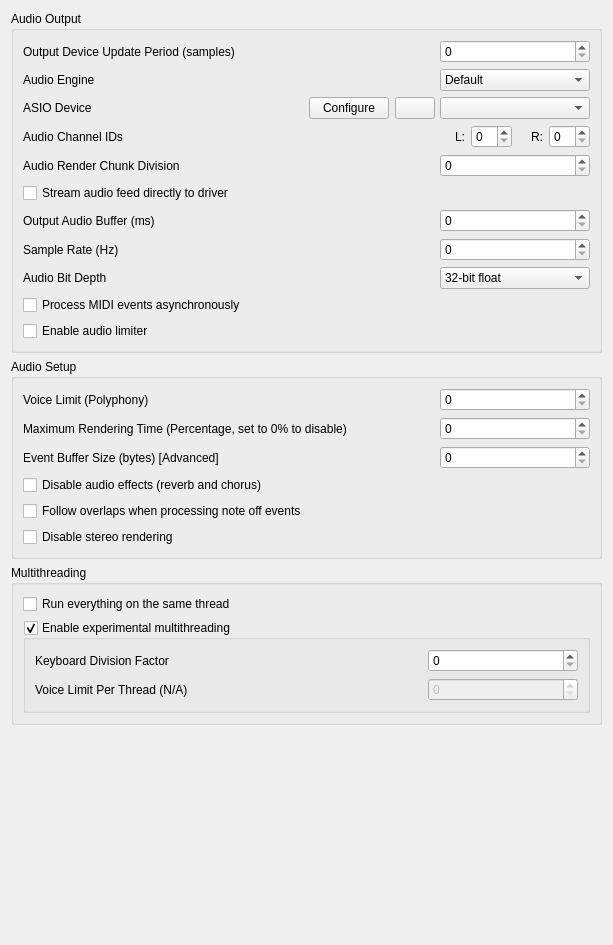
First picture: the form in OmniMIDIConfigurator/src/bassmidisettings.ui, repository KeppySoftware/OmniMIDIv2, before the edit.
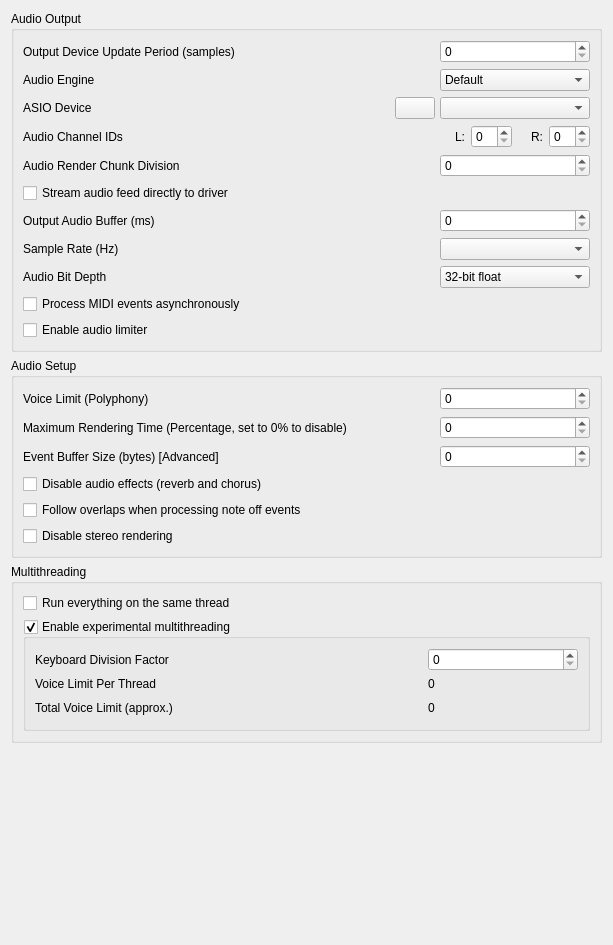
Second picture: the form after the edit. Icons and pictures are not drawn. Custom widgets are drawn as their Qt base class.

```diff
--- a/OmniMIDIConfigurator/src/bassmidisettings.ui
+++ b/OmniMIDIConfigurator/src/bassmidisettings.ui
@@ -284,13 +284,6 @@
                  </property>
                 </widget>
                </item>
-               <item>
-                <widget class="QPushButton" name="asioOpenCfg">
-                 <property name="text">
-                  <string>Configure</string>
-                 </property>
-                </widget>
-               </item>
                <item>
                 <widget class="QPushButton" name="asioReload">
                  <property name="sizePolicy">
@@ -418,25 +411,6 @@
            </property>
           </widget>
          </item>
-         <item row="1" column="1">
-          <widget class="QSpinBox" name="sampleRate">
-           <property name="sizePolicy">
-            <sizepolicy hsizetype="Minimum" vsizetype="Maximum">
-             <horstretch>0</horstretch>
-             <verstretch>0</verstretch>
-            </sizepolicy>
-           </property>
-           <property name="minimumSize">
-            <size>
-             <width>150</width>
-             <height>0</height>
-            </size>
-           </property>
-           <property name="maximum">
-            <number>999999999</number>
-           </property>
-          </widget>
-         </item>
          <item row="3" column="0">
           <widget class="QCheckBox" name="asyncMode">
            <property name="text">
@@ -509,6 +483,9 @@
            </property>
           </widget>
          </item>
+         <item row="1" column="1">
+          <widget class="SampleRateSelector" name="sampleRate"/>
+         </item>
         </layout>
        </widget>
       </item>
@@ -645,36 +622,6 @@
          <bool>true</bool>
         </property>
         <layout class="QGridLayout" name="gridLayout_3">
-         <item row="0" column="1">
-          <widget class="QSpinBox" name="mtKbDivs">
-           <property name="minimumSize">
-            <size>
-             <width>150</width>
-             <height>0</height>
-            </size>
-           </property>
-           <property name="maximum">
-            <number>128</number>
-           </property>
-          </widget>
-         </item>
-         <item row="1" column="0">
-          <widget class="QLabel" name="label_7">
-           <property name="text">
-            <string>Voice Limit Per Thread (N/A)</string>
-           </property>
-          </widget>
-         </item>
-         <item row="1" column="1">
-          <widget class="QSpinBox" name="mtVoiceLimit">
-           <property name="enabled">
-            <bool>false</bool>
-           </property>
-           <property name="maximum">
-            <number>999999999</number>
-           </property>
-          </widget>
-         </item>
          <item row="0" column="0">
           <widget class="QWidget" name="horizontalWidget" native="true">
            <layout class="QHBoxLayout" name="horizontalLayout_5">
@@ -706,7 +653,88 @@
             <item>
              <widget class="QPushButton" name="pushButton_2">
               <property name="toolTip">
-               <string>&lt;html&gt;&lt;head/&gt;&lt;body&gt;&lt;p&gt;When multithreading is enabled, OmniMIDI will create by default&lt;/p&gt;&lt;p&gt;one thread per MIDI channel (16 threads). This factor will devide&lt;/p&gt;&lt;p&gt;the 128 keys of the MIDI keyboard into chunks for each one of&lt;/p&gt;&lt;p&gt;which, a thread will be created. For example when setting to 4,&lt;/p&gt;&lt;p&gt;the amount of threads will be 16 x 4 = 64 threads. For the best&lt;/p&gt;&lt;p&gt;results, this should be a power of 2.&lt;/p&gt;&lt;/body&gt;&lt;/html&gt;</string>
+               <string>&lt;html&gt;&lt;head/&gt;&lt;body&gt;&lt;p&gt;When multithreading is enabled, OmniMIDI will create by default one thread per MIDI channel (16 threads). This factor will devide the 128 keys of the MIDI keyboard into chunks for each one of which, a thread will be created. For example when setting to 4, the amount of threads will be 16 x 4 = 64 threads. For the best results, this should be a power of 2.&lt;/p&gt;&lt;/body&gt;&lt;/html&gt;</string>
+              </property>
+              <property name="text">
+               <string/>
+              </property>
+              <property name="icon">
+               <iconset theme="help-about"/>
+              </property>
+              <property name="flat">
+               <bool>true</bool>
+              </property>
+             </widget>
+            </item>
+           </layout>
+          </widget>
+         </item>
+         <item row="0" column="1">
+          <widget class="QSpinBox" name="mtKbDivs">
+           <property name="minimumSize">
+            <size>
+             <width>150</width>
+             <height>0</height>
+            </size>
+           </property>
+           <property name="maximum">
+            <number>128</number>
+           </property>
+          </widget>
+         </item>
+         <item row="1" column="0">
+          <widget class="QLabel" name="label_7">
+           <property name="text">
+            <string>Voice Limit Per Thread</string>
+           </property>
+          </widget>
+         </item>
+         <item row="1" column="1">
+          <widget class="QLabel" name="mtVLthread">
+           <property name="text">
+            <string>0</string>
+           </property>
+          </widget>
+         </item>
+         <item row="2" column="1">
+          <widget class="QLabel" name="mtVLtotal">
+           <property name="text">
+            <string>0</string>
+           </property>
+          </widget>
+         </item>
+         <item row="2" column="0">
+          <widget class="QWidget" name="horizontalWidget" native="true">
+           <layout class="QHBoxLayout" name="horizontalLayout_6">
+            <property name="leftMargin">
+             <number>0</number>
+            </property>
+            <property name="topMargin">
+             <number>0</number>
+            </property>
+            <property name="rightMargin">
+             <number>0</number>
+            </property>
+            <property name="bottomMargin">
+             <number>0</number>
+            </property>
+            <item>
+             <widget class="QLabel" name="label_9">
+              <property name="sizePolicy">
+               <sizepolicy hsizetype="MinimumExpanding" vsizetype="Preferred">
+                <horstretch>0</horstretch>
+                <verstretch>0</verstretch>
+               </sizepolicy>
+              </property>
+              <property name="text">
+               <string>Total Voice Limit (approx.)</string>
+              </property>
+             </widget>
+            </item>
+            <item>
+             <widget class="QPushButton" name="pushButton_3">
+              <property name="toolTip">
+               <string>&lt;html&gt;&lt;head/&gt;&lt;body&gt;&lt;p&gt;To change the voice limit please see the corresponding setting in &amp;quot;Audio Setup&amp;quot;. The voice limit will be set per thread and the total limit will only be reached when maxing out the voices in every thread.&lt;/p&gt;&lt;/body&gt;&lt;/html&gt;</string>
               </property>
               <property name="text">
                <string/>
@@ -743,6 +771,13 @@
    </item>
   </layout>
  </widget>
+ <customwidgets>
+  <customwidget>
+   <class>SampleRateSelector</class>
+   <extends>QComboBox</extends>
+   <header location="global">../../../../../src/custom-widgets/samplerateselector.h</header>
+  </customwidget>
+ </customwidgets>
  <resources/>
  <connections/>
 </ui>
```
Left out of the diff: 2 changed lines with no effect on the pictures.
